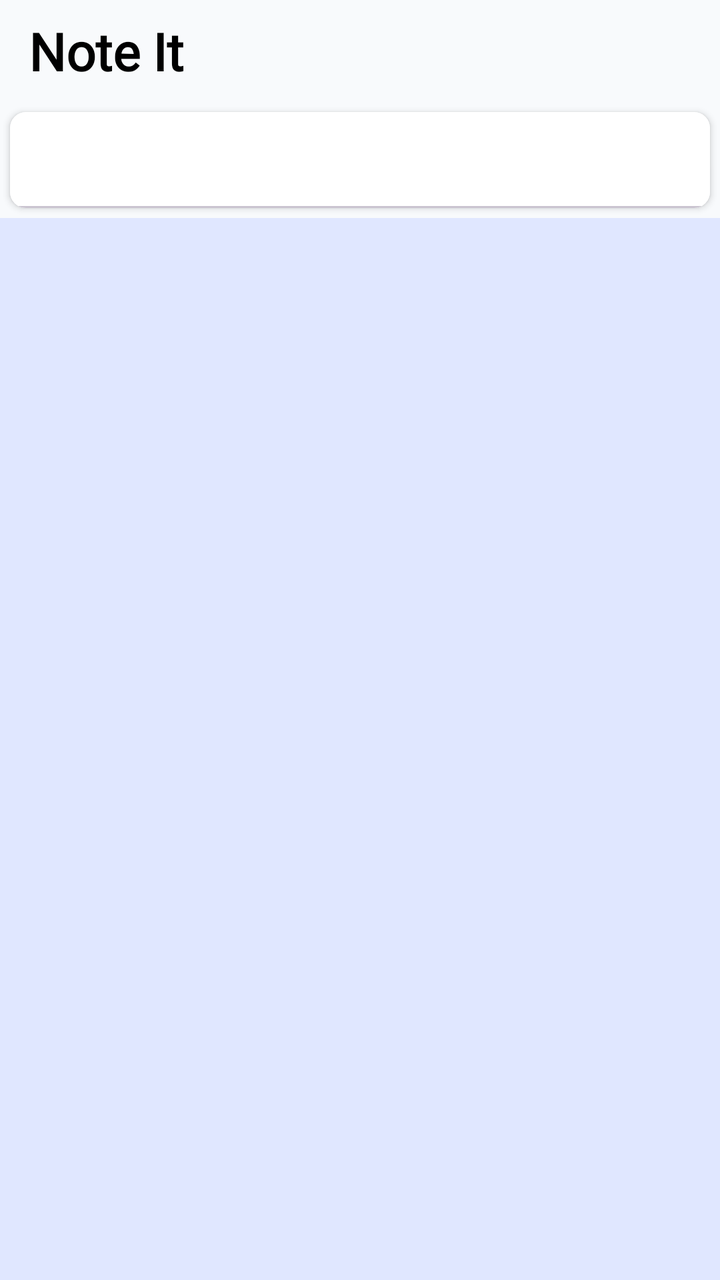
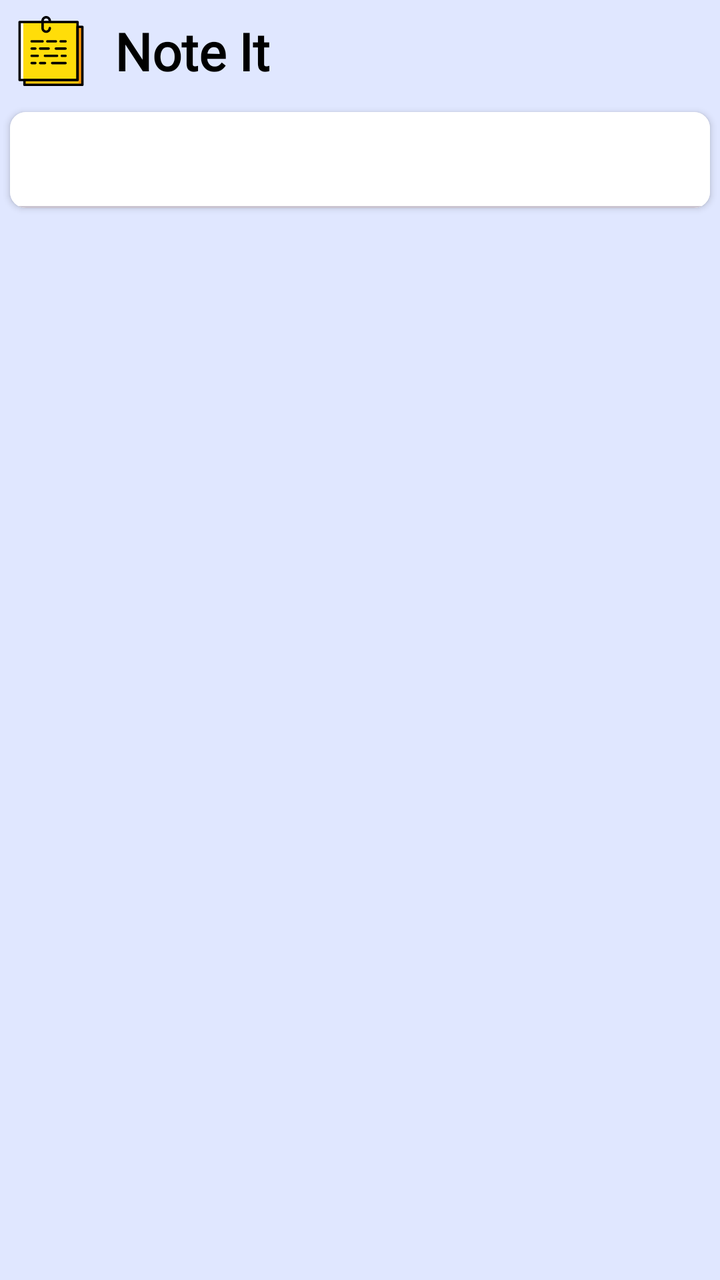

Screens rendered from an Android XML layout before and after an edit, with the pre-edit source and the edit as a unified diff.
<!-- AndroidManifest.xml: application theme Theme.NoteIt -->
<!-- res/layout/activity_main.xml -->
<?xml version="1.0" encoding="utf-8"?>
<LinearLayout
    xmlns:android="http://schemas.android.com/apk/res/android"
    xmlns:app="http://schemas.android.com/apk/res-auto"
    xmlns:tools="http://schemas.android.com/tools"
    android:id="@+id/main"
    android:layout_width="match_parent"
    android:layout_height="match_parent"
    android:orientation="vertical"
    tools:context=".MainActivity"
    android:fitsSystemWindows="true">


    <TextView
        android:layout_width="wrap_content"
        android:layout_height="wrap_content"
        android:text=" Note It "
        android:fontFamily="@font/notes_title"
        android:textColor="@color/black"
        android:textStyle="bold"
        android:textSize="26sp"
        android:layout_margin="8dp"
        />


    <androidx.cardview.widget.CardView
        android:layout_width="match_parent"
        android:layout_height="wrap_content"
        android:layout_margin="5dp"
        app:cardCornerRadius="8dp">

        <com.google.android.material.tabs.TabLayout
            android:layout_width="match_parent"
            android:layout_height="wrap_content"
            android:id="@+id/tab"
            />

    </androidx.cardview.widget.CardView>

    <androidx.viewpager.widget.ViewPager
        android:layout_width="match_parent"
        android:layout_height="match_parent"
        android:id="@+id/viewPager"
        android:background="@color/primary_container"/>

</LinearLayout>
<!-- resources referenced by this layout -->
<resources>
  <color name="black">#FF000000</color>
  <color name="primary_container">#E0E7FF</color>
  <style name="Theme.NoteIt" parent="Base.Theme.NoteIt" />
  <style name="Base.Theme.NoteIt" parent="Theme.Material3.DayNight.NoActionBar">
          
          <item name="colorPrimary">@color/primary</item>
          <item name="colorOnPrimary">@color/white</item>
          <item name="colorPrimaryContainer">@color/primary_container</item>
          <item name="colorSecondary">@color/secondary</item>
          <item name="android:windowBackground">@color/background</item>
          <item name="colorSurface">@color/surface</item>
          <item name="colorError">@color/error</item>
      </style>
  <color name="primary">#4F46E5</color>
  <color name="white">#FFFFFFFF</color>
  <color name="secondary">#6366F1</color>
  <color name="background">#F8FAFC</color>
  <color name="surface">#FFFFFF</color>
  <color name="error">#EF4444</color>
</resources>

<!-- the commit's change to res/layout/activity_main.xml (unified diff, before → after) -->
@@ -8,19 +8,35 @@
     android:layout_height="match_parent"
     android:orientation="vertical"
     tools:context=".MainActivity"
+    android:background="@color/primary_container"
     android:fitsSystemWindows="true">
 
+    <LinearLayout
+        android:layout_width="match_parent"
+        android:layout_height="wrap_content">
 
-    <TextView
-        android:layout_width="wrap_content"
-        android:layout_height="wrap_content"
-        android:text=" Note It "
-        android:fontFamily="@font/notes_title"
-        android:textColor="@color/black"
-        android:textStyle="bold"
-        android:textSize="26sp"
-        android:layout_margin="8dp"
-        />
+
+        <ImageView
+            android:layout_width="35dp"
+            android:layout_height="35dp"
+            android:layout_marginStart="8dp"
+            android:layout_marginTop="8dp"
+            android:src="@drawable/notes"/>
+
+
+        <TextView
+            android:layout_width="wrap_content"
+            android:layout_height="wrap_content"
+            android:text=" Note It "
+            android:fontFamily="@font/notes_title"
+            android:textColor="@color/black"
+            android:textStyle="bold"
+            android:textSize="26sp"
+            android:layout_margin="8dp"
+            />
+
+    </LinearLayout>
+
 
 
     <androidx.cardview.widget.CardView
@@ -41,6 +57,6 @@
         android:layout_width="match_parent"
         android:layout_height="match_parent"
         android:id="@+id/viewPager"
-        android:background="@color/primary_container"/>
+        />
 
 </LinearLayout>
<!-- resource entries referenced after the edit -->
@@ -2,6 +2,7 @@
 <resources>
   <color name="black">#FF000000</color>
   <color name="primary_container">#E0E7FF</color>
+  <!-- drawable notes: vector/xml drawable (drawable, 4269 chars, omitted) -->
   <style name="Theme.NoteIt" parent="Base.Theme.NoteIt" />
   <style name="Base.Theme.NoteIt" parent="Theme.Material3.DayNight.NoActionBar">
           
